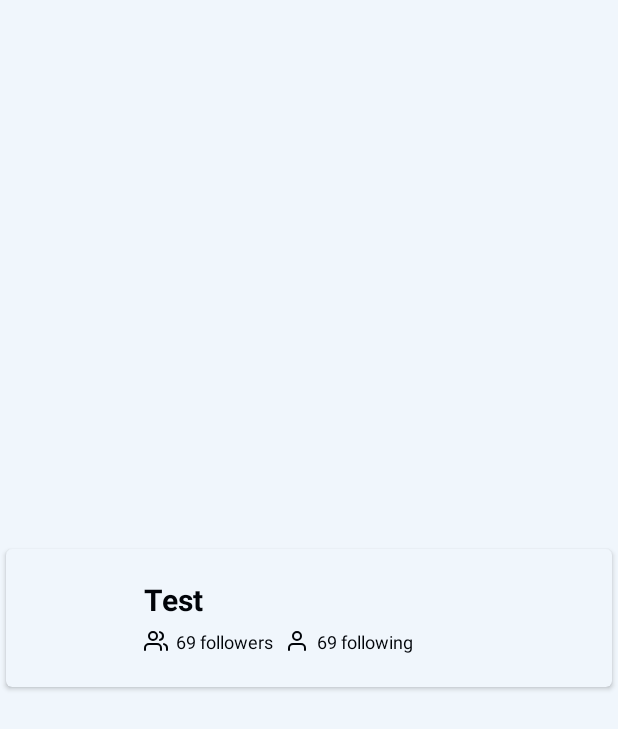
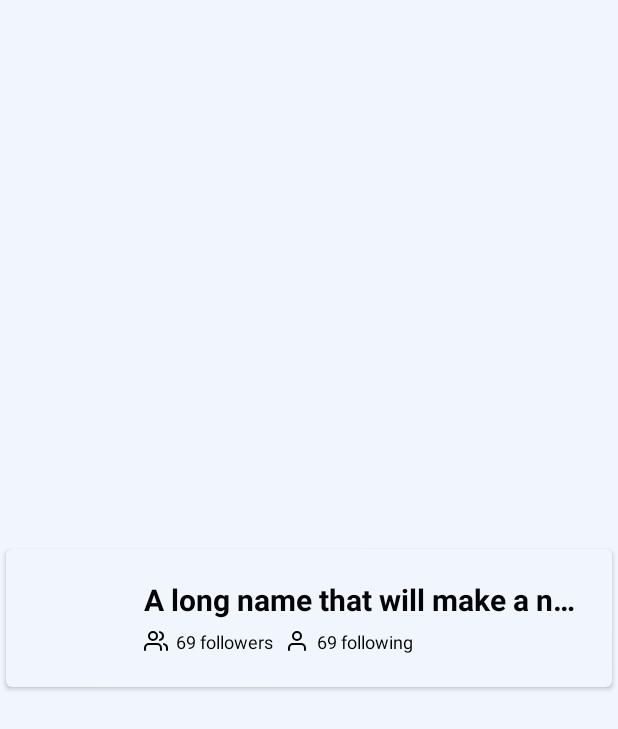
Before and after one commit to null2264/Bangkit-2022, an Android app: the layout item_row_user.xml on its own in the app's theme, with its tools: preview values and no code run, on a phone screen of 412 x 824 dp. Shown: the top 729 px of the screen. Run offline under Robolectric (Android 15) with nearby library versions, the phone set to English and light mode, and no system bars.

Commit message:
+ Adjust layout to handle very long name

```diff
--- a/GithubUser/app/src/main/res/layout/activity_detail.xml
+++ b/GithubUser/app/src/main/res/layout/activity_detail.xml
@@ -29,6 +29,8 @@
                     android:layout_height="wrap_content"
                     android:layout_marginTop="56dp"
                     android:paddingBottom="16dp"
+                    app:layout_collapseMode="parallax"
+                    app:layout_collapseParallaxMultiplier="0.6"
                     app:layout_scrollFlags="scroll|snap|exitUntilCollapsed">
 
                 <ImageView
@@ -46,11 +48,13 @@
                         android:layout_height="wrap_content"
                         android:layout_marginTop="16dp"
                         android:layout_marginHorizontal="8dp"
+                        android:paddingHorizontal="24dp"
                         android:textSize="22sp"
+                        android:gravity="center"
                         app:layout_constraintTop_toBottomOf="@+id/iv_detail_avatar"
                         app:layout_constraintStart_toStartOf="@+id/iv_detail_avatar"
                         app:layout_constraintEnd_toEndOf="@+id/iv_detail_avatar"
-                        tools:text="That Is Some Loooong Name"
+                        tools:text="That Is Some Loooong Name That it made new line"
                         android:id="@+id/tv_detail_name"/>
 
                 <TextView
--- a/GithubUser/app/src/main/res/layout/item_row_user.xml
+++ b/GithubUser/app/src/main/res/layout/item_row_user.xml
@@ -36,10 +36,12 @@
                 android:layout_marginEnd="8dp"
                 android:textSize="20sp"
                 android:textStyle="bold"
+                android:ellipsize="end"
+                android:maxLines="1"
                 card_view:layout_constraintStart_toEndOf="@+id/iv_item_avatar"
                 card_view:layout_constraintEnd_toEndOf="parent"
                 card_view:layout_constraintTop_toTopOf="@+id/iv_item_avatar"
-                tools:text="Test"
+                tools:text="A long name that will make a new line and causes trouble"
                 android:id="@+id/tv_item_name"/>
 
         <TextView
```
